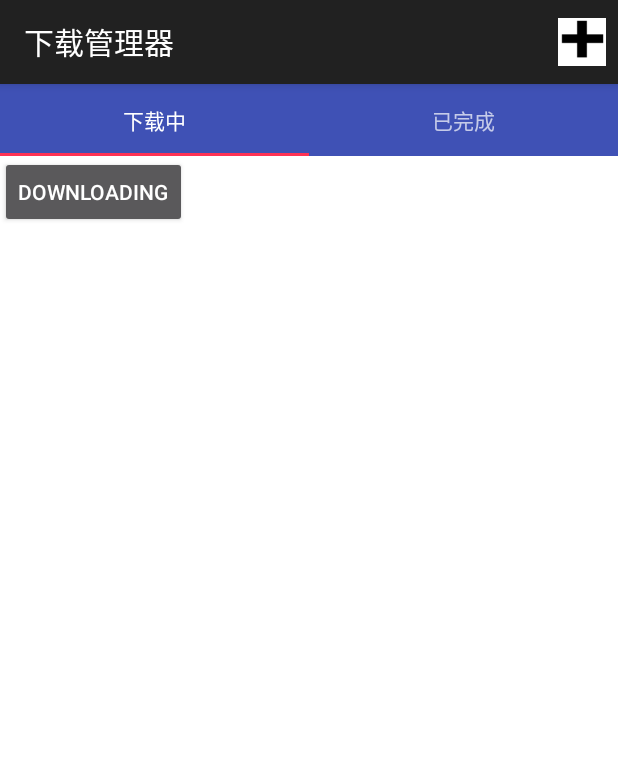
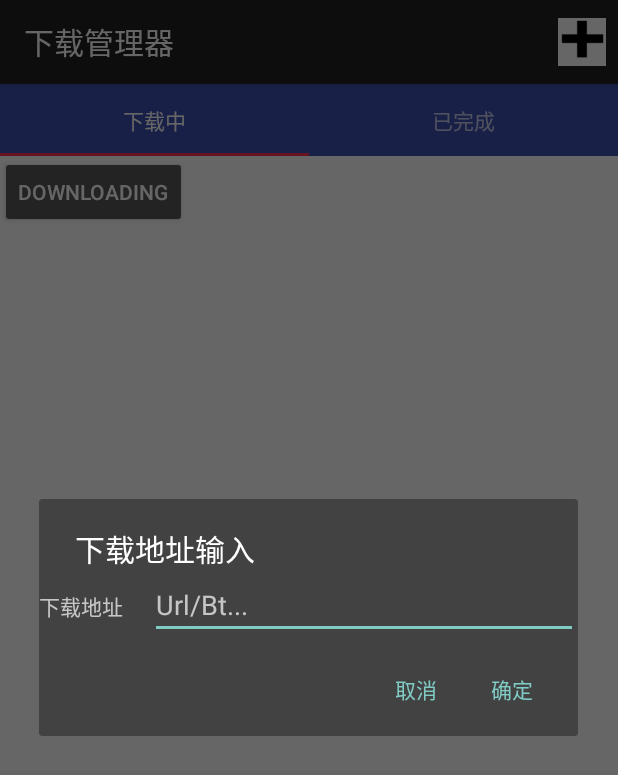
Before and after one commit to MYCROW/DemoProject, an Android app: the screen it shows after launch (MainActivity), after a tap on "添加", on a phone screen of 412 x 824 dp. Shown: the top 775 px of the screen. Run offline under Robolectric (Android 15) with nearby library versions, the phone set to English and light mode, and no system bars.

Commit message:
Add a Dialog for Adding Download mission

```diff
--- a/app/src/main/java/com/example/crow/demoproject/MainActivity.java
+++ b/app/src/main/java/com/example/crow/demoproject/MainActivity.java
@@ -1,6 +1,8 @@
 package com.example.crow.demoproject;
 
 import android.app.Activity;
+import android.app.AlertDialog;
+import android.content.DialogInterface;
 import android.net.Uri;
 import android.support.v4.app.Fragment;
 import android.content.Intent;
@@ -10,9 +12,12 @@ import android.support.v4.app.FragmentActivity;
 import android.support.v4.app.FragmentPagerAdapter;
 import android.support.v4.view.ViewPager;
 import android.util.Log;
+import android.view.LayoutInflater;
 import android.view.Menu;
 import android.view.MenuInflater;
 import android.view.MenuItem;
+import android.view.View;
+import android.widget.EditText;
 import android.widget.TableLayout;
 import android.widget.Toast;
 
@@ -50,7 +55,7 @@ public class MainActivity extends FragmentActivity{
     public boolean onOptionsItemSelected(MenuItem item) {
         switch (item.getItemId()) {
             case R.id.add_Item:
-                Toast.makeText(this, "你点击了“添加”按键！", Toast.LENGTH_SHORT).show();
+                add_DownloadMission();
                 return true;
             default:
                 return super.onOptionsItemSelected(item);
@@ -67,8 +72,39 @@ public class MainActivity extends FragmentActivity{
         startActivity(intent);
     }
 
-    //implements DownloadFragment.OnFragmentInteractionListener
-//    public void onFragmentInteraction(Uri uri){
-//        //you can leave it empty
-//    }
+    //function 新增下载任务
+    public void add_DownloadMission(){
+        AlertDialog.Builder builder = new AlertDialog.Builder(MainActivity.this);
+        //    设置Title的图标
+//        builder.setIcon(R.drawable.add_icon);
+        //    设置Title的内容
+        builder.setTitle("下载地址输入");
+        //    设置自定义的弹出框
+        View view = LayoutInflater.from(MainActivity.this).inflate(R.layout.addmission_dialog, null);
+        builder.setView(view);
+        final EditText downloadAddr = (EditText)view.findViewById(R.id.downloadAddr);
+
+        builder.setPositiveButton("确定", new DialogInterface.OnClickListener()
+        {
+            @Override
+            public void onClick(DialogInterface dialog, int which)
+            {
+                //判断下载地址合法性
+
+                //开始下载
+                Toast.makeText(MainActivity.this, "下载地址：" + downloadAddr.getText(), Toast.LENGTH_SHORT).show();
+            }
+        });
+        //
+        builder.setNegativeButton("取消", new DialogInterface.OnClickListener()
+        {
+            @Override
+            public void onClick(DialogInterface dialog, int which)
+            {
+                Toast.makeText(MainActivity.this, "取消下载" , Toast.LENGTH_SHORT).show();
+            }
+        });
+        //    显示出该对话框
+        builder.show();
+    }
 }
--- /dev/null
+++ b/app/src/main/res/layout/addmission_dialog.xml
@@ -0,0 +1,22 @@
+<?xml version="1.0" encoding="utf-8"?>
+<LinearLayout xmlns:android="http://schemas.android.com/apk/res/android"
+    android:layout_width="match_parent"
+    android:layout_height="match_parent">
+
+    <TextView
+        android:id="@+id/textView"
+        android:layout_width="wrap_content"
+        android:layout_height="wrap_content"
+        android:layout_weight="1"
+        android:text="下载地址" />
+
+    <EditText
+        android:id="@+id/downloadAddr"
+        android:layout_width="wrap_content"
+        android:layout_height="wrap_content"
+        android:layout_weight="4"
+        android:ems="10"
+        android:inputType="textPersonName"
+        android:hint="Url/Bt..."
+        android:selectAllOnFocus="true"/>
+</LinearLayout>
```
